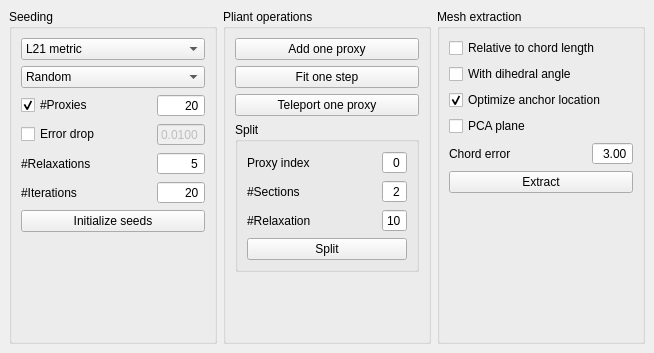
First picture: the form in Polyhedron/demo/Polyhedron/Plugins/Surface_mesh_approximation/Surface_mesh_approximation_dockwidget.ui, repository CGAL/cgal, before the edit.
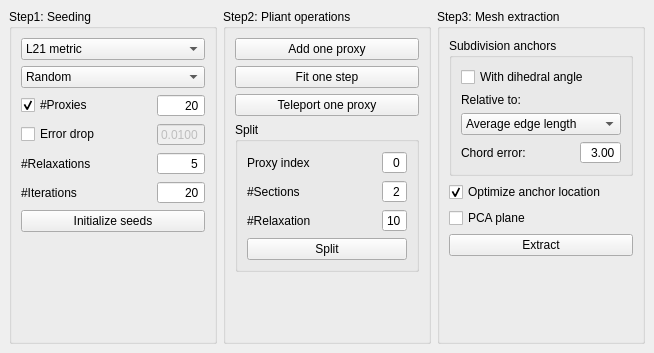
Second picture: the form after the edit.

What changed in the file:
```diff
--- a/Polyhedron/demo/Polyhedron/Plugins/Surface_mesh_approximation/Surface_mesh_approximation_dockwidget.ui
+++ b/Polyhedron/demo/Polyhedron/Plugins/Surface_mesh_approximation/Surface_mesh_approximation_dockwidget.ui
@@ -21,7 +21,7 @@
        <bool>true</bool>
       </property>
       <property name="title">
-       <string>Seeding</string>
+       <string>Step1: Seeding</string>
       </property>
       <layout class="QVBoxLayout" name="verticalLayout_2">
        <item>
@@ -215,7 +215,7 @@
     <item>
      <widget class="QGroupBox" name="groupBox_2">
       <property name="title">
-       <string>Pliant operations</string>
+       <string>Step2: Pliant operations</string>
       </property>
       <layout class="QVBoxLayout" name="verticalLayout">
        <item>
@@ -354,16 +354,15 @@
        <bool>true</bool>
       </property>
       <property name="title">
-       <string>Mesh extraction</string>
+       <string>Step3: Mesh extraction</string>
       </property>
       <layout class="QVBoxLayout" name="verticalLayout_5">
        <item>
-        <widget class="QCheckBox" name="is_relative_to_chord">
-         <property name="text">
-          <string>Relative to chord length</string>
+        <widget class="QGroupBox" name="groupBox">
+         <property name="title">
+          <string>Subdivision anchors</string>
          </property>
-        </widget>
-       </item>
+         <layout class="QVBoxLayout" name="verticalLayout_3">
        <item>
         <widget class="QCheckBox" name="with_dihedral_angle">
          <property name="text">
@@ -372,20 +371,24 @@
         </widget>
        </item>
        <item>
-        <widget class="QCheckBox" name="if_optimize_anchor_location">
+           <widget class="QLabel" name="label_7">
          <property name="text">
-          <string>Optimize anchor location</string>
-         </property>
-         <property name="checked">
-          <bool>true</bool>
+             <string>Relative to:</string>
          </property>
         </widget>
        </item>
        <item>
-        <widget class="QCheckBox" name="pca_plane">
+           <widget class="QComboBox" name="comboRelative">
+            <item>
          <property name="text">
-          <string>PCA plane</string>
-         </property>
+              <string>Average edge length</string>
+             </property>
+            </item>
+            <item>
+             <property name="text">
+              <string>Chord length</string>
+             </property>
+            </item>
         </widget>
        </item>
        <item>
@@ -425,11 +428,31 @@
          <item row="1" column="0">
           <widget class="QLabel" name="label_3">
            <property name="text">
-            <string>Chord error</string>
+               <string>Chord error:</string>
            </property>
           </widget>
          </item>
         </layout>
+          </item>
+         </layout>
+        </widget>
+       </item>
+       <item>
+        <widget class="QCheckBox" name="if_optimize_anchor_location">
+         <property name="text">
+          <string>Optimize anchor location</string>
+         </property>
+         <property name="checked">
+          <bool>true</bool>
+         </property>
+        </widget>
+       </item>
+       <item>
+        <widget class="QCheckBox" name="pca_plane">
+         <property name="text">
+          <string>PCA plane</string>
+         </property>
+        </widget>
        </item>
        <item>
         <widget class="QPushButton" name="buttonMeshing">
```
Lines whose indentation alone changed are shown as unchanged.
